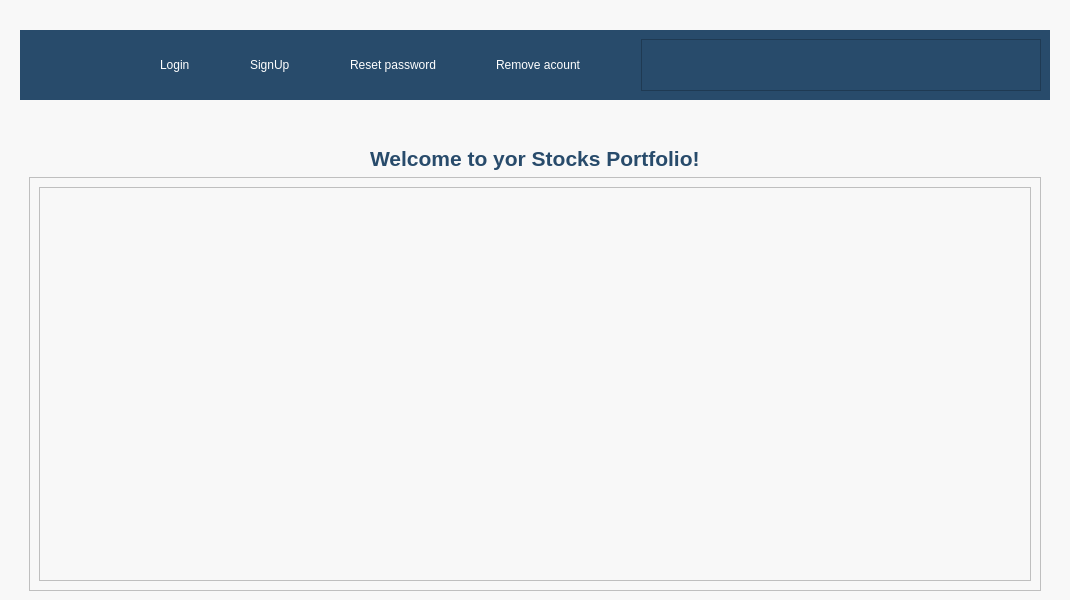
The window that view/ui/authentication.ui (MYI26/My_Portfolio_Manager) describes before a commit, drawn with Qt 5.
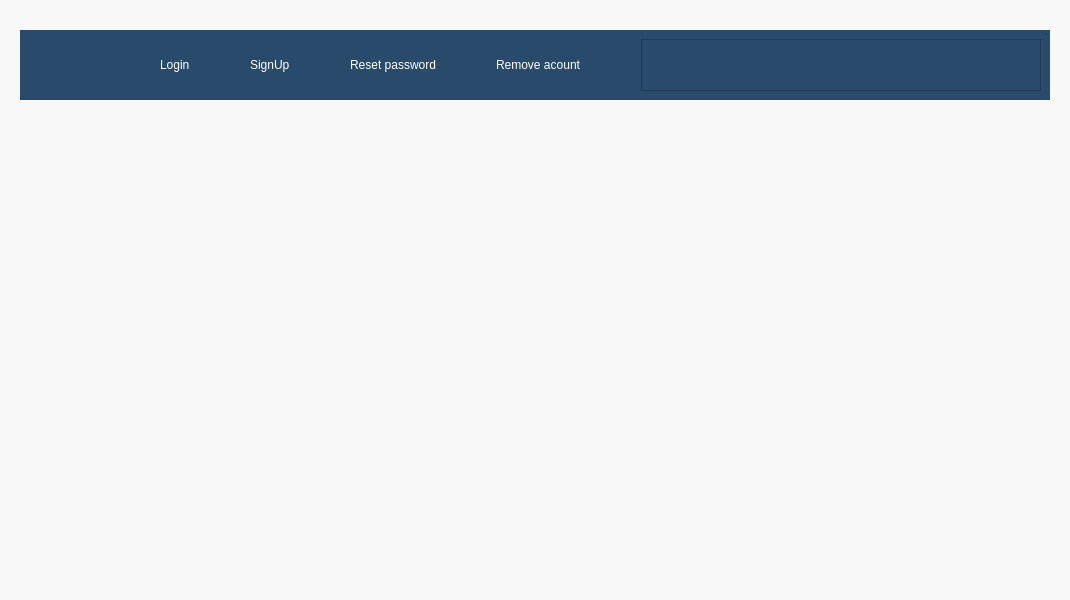
The same window after the commit. Icons and pictures are not drawn.

Commit message: Enhancement: Update UI components for authentication views, including layout direction adjustments and welcome messages for improved user experience.

Patch:
```diff
--- a/view/ui/authentication.ui
+++ b/view/ui/authentication.ui
@@ -194,54 +194,6 @@
       <property name="topMargin">
        <number>40</number>
       </property>
-      <item alignment="Qt::AlignHCenter">
-       <widget class="QLabel" name="label">
-        <property name="sizePolicy">
-         <sizepolicy hsizetype="Preferred" vsizetype="Fixed">
-          <horstretch>0</horstretch>
-          <verstretch>0</verstretch>
-         </sizepolicy>
-        </property>
-        <property name="font">
-         <font>
-          <pointsize>16</pointsize>
-          <italic>false</italic>
-          <bold>true</bold>
-          <underline>false</underline>
-          <strikeout>false</strikeout>
-          <kerning>true</kerning>
-         </font>
-        </property>
-        <property name="styleSheet">
-         <string notr="true">color: rgb(40, 75, 107);</string>
-        </property>
-        <property name="text">
-         <string>Welcome to yor Stocks Portfolio!</string>
-        </property>
-       </widget>
-      </item>
-      <item>
-       <widget class="QFrame" name="frame_content_authentication">
-        <property name="frameShape">
-         <enum>QFrame::StyledPanel</enum>
-        </property>
-        <property name="frameShadow">
-         <enum>QFrame::Raised</enum>
-        </property>
-        <layout class="QHBoxLayout" name="horizontalLayout_2">
-         <item>
-          <widget class="QFrame" name="frame_2">
-           <property name="frameShape">
-            <enum>QFrame::StyledPanel</enum>
-           </property>
-           <property name="frameShadow">
-            <enum>QFrame::Raised</enum>
-           </property>
-          </widget>
-         </item>
-        </layout>
-       </widget>
-      </item>
      </layout>
     </widget>
    </item>
```
The commit also changes 8 other files.
